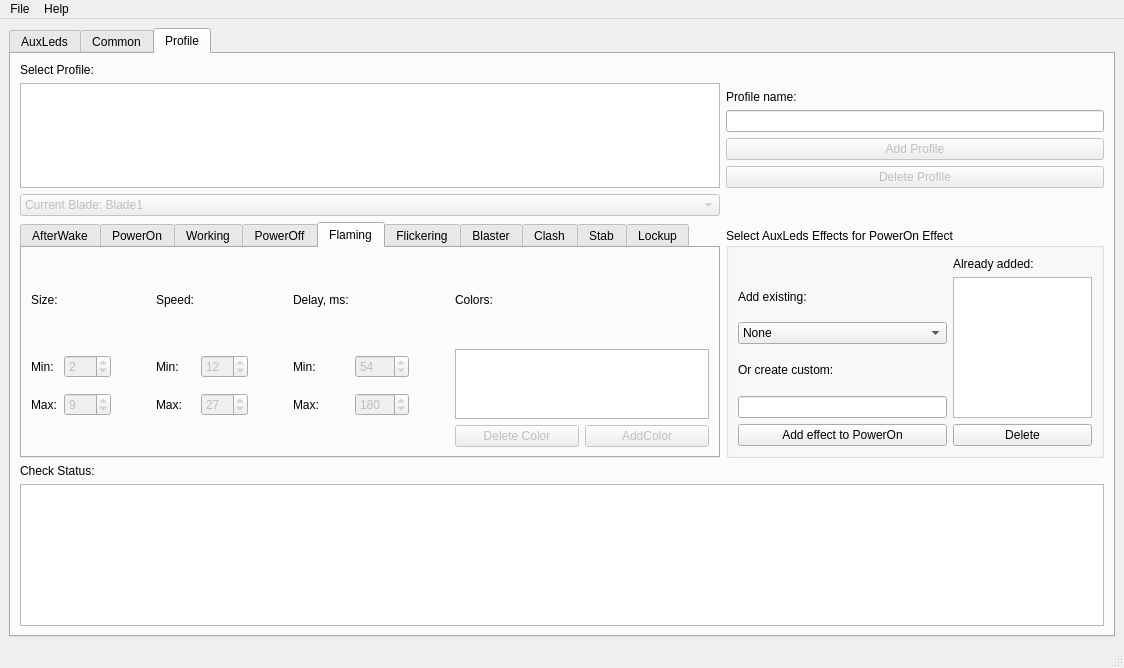
Old version of the form Design.ui in the repository raptorbox01/profileeditor.
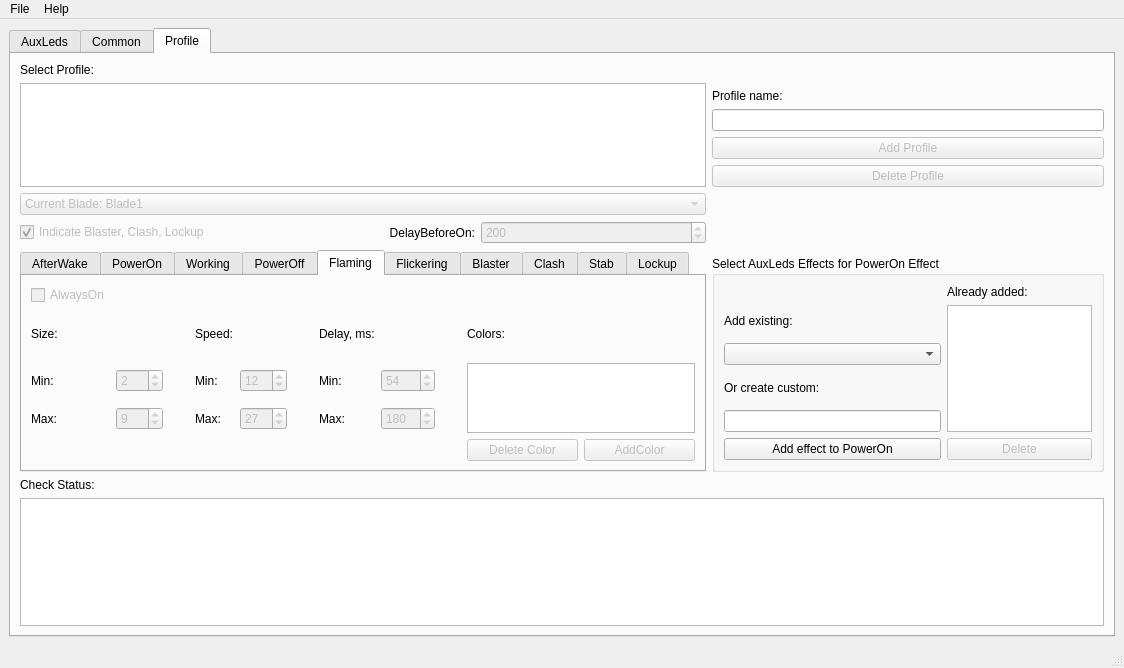
New version of the form. The open tabs and pages were chosen to show the change.

Commit message: +Blade2 enabled

What changed in the file:
```diff
--- a/Design.ui
+++ b/Design.ui
@@ -1455,7 +1455,7 @@
        <attribute name="title">
         <string>Profile</string>
        </attribute>
-       <layout class="QGridLayout" name="gridLayout_3" rowstretch="0,0,0,0,0,0,0,0,0,0,0" columnstretch="0,0,0">
+       <layout class="QGridLayout" name="gridLayout_3" rowstretch="0,0,0,0,0,0,0,0,0,0,0,0,0" columnstretch="0,0,0,0,0">
         <item row="0" column="1">
          <widget class="QLabel" name="LblProfile">
           <property name="text">
@@ -1463,41 +1463,27 @@
           </property>
          </widget>
         </item>
-        <item row="3" column="2">
+        <item row="1" column="1" rowspan="5" colspan="3">
+         <widget class="QListWidget" name="LstProfile"/>
+        </item>
+        <item row="3" column="4">
          <widget class="QLineEdit" name="TxtAddProfile">
           <property name="alignment">
            <set>Qt::AlignBottom|Qt::AlignLeading|Qt::AlignLeft</set>
           </property>
          </widget>
         </item>
-        <item row="10" column="1" colspan="2">
+        <item row="12" column="1" colspan="4">
          <widget class="QTextBrowser" name="TxtProfileStatus"/>
         </item>
-        <item row="9" column="1">
+        <item row="11" column="1">
          <widget class="QLabel" name="LblProfileStatus">
           <property name="text">
            <string>Check Status:</string>
           </property>
          </widget>
         </item>
-        <item row="6" column="1">
-         <widget class="QComboBox" name="CBBlade">
-          <property name="enabled">
-           <bool>false</bool>
-          </property>
-          <item>
-           <property name="text">
-            <string>Current Blade: Blade1</string>
-           </property>
-          </item>
-          <item>
-           <property name="text">
-            <string>Current Blade: Blade2</string>
-           </property>
-          </item>
-         </widget>
-        </item>
-        <item row="4" column="2">
+        <item row="4" column="4">
          <widget class="QPushButton" name="BtnProfile">
           <property name="enabled">
            <bool>false</bool>
@@ -1507,7 +1493,7 @@
           </property>
          </widget>
         </item>
-        <item row="8" column="2">
+        <item row="10" column="4">
          <widget class="QGroupBox" name="GBAuxLeds">
           <property name="title">
            <string>Select AuxLeds Effects for PowerOn Effect</string>
@@ -1522,6 +1508,9 @@
            </item>
            <item row="10" column="2">
             <widget class="QPushButton" name="BtnAuxDelete">
+             <property name="enabled">
+              <bool>false</bool>
+             </property>
              <property name="text">
               <string>Delete</string>
              </property>
@@ -1548,13 +1537,7 @@
             </widget>
            </item>
            <item row="7" column="1">
-            <widget class="QComboBox" name="CBAuxList">
-             <item>
-              <property name="text">
-               <string>None</string>
-              </property>
-             </item>
-            </widget>
+            <widget class="QComboBox" name="CBAuxList"/>
            </item>
            <item row="6" column="1">
             <widget class="QLabel" name="LblAddAux">
@@ -1566,8 +1549,87 @@
           </layout>
          </widget>
         </item>
-        <item row="7" column="1" rowspan="2">
+        <item row="2" column="4">
+         <widget class="QLabel" name="LblProfile_2">
+          <property name="text">
+           <string>Profile name:</string>
+          </property>
+          <property name="alignment">
+           <set>Qt::AlignBottom|Qt::AlignLeading|Qt::AlignLeft</set>
+          </property>
+         </widget>
+        </item>
+        <item row="5" column="4">
+         <widget class="QPushButton" name="BtnDeleteProfile">
+          <property name="enabled">
+           <bool>false</bool>
+          </property>
+          <property name="text">
+           <string>Delete Profile</string>
+          </property>
+         </widget>
+        </item>
+        <item row="7" column="1">
+         <widget class="QCheckBox" name="CBIndicate">
+          <property name="enabled">
+           <bool>false</bool>
+          </property>
+          <property name="text">
+           <string>Indicate Blaster, Clash, Lockup</string>
+          </property>
+          <property name="checked">
+           <bool>true</bool>
+          </property>
+         </widget>
+        </item>
+        <item row="6" column="1" colspan="3">
+         <widget class="QComboBox" name="CBBlade">
+          <property name="enabled">
+           <bool>false</bool>
+          </property>
+          <item>
+           <property name="text">
+            <string>Current Blade: Blade1</string>
+           </property>
+          </item>
+          <item>
+           <property name="text">
+            <string>Current Blade: Blade2</string>
+           </property>
+          </item>
+         </widget>
+        </item>
+        <item row="7" column="2">
+         <widget class="QLabel" name="LblDelayBeforeOn">
+          <property name="text">
+           <string>DelayBeforeOn:</string>
+          </property>
+          <property name="alignment">
+           <set>Qt::AlignRight|Qt::AlignTrailing|Qt::AlignVCenter</set>
+          </property>
+         </widget>
+        </item>
+        <item row="7" column="3">
+         <widget class="QSpinBox" name="SpinDelayBeforeOn">
+          <property name="enabled">
+           <bool>false</bool>
+          </property>
+          <property name="maximum">
+           <number>9999</number>
+          </property>
+          <property name="singleStep">
+           <number>100</number>
+          </property>
+          <property name="value">
+           <number>200</number>
+          </property>
+         </widget>
+        </item>
+        <item row="9" column="1" rowspan="2" colspan="3">
          <widget class="QTabWidget" name="TabEffects">
+          <property name="enabled">
+           <bool>true</bool>
+          </property>
           <property name="currentIndex">
            <number>1</number>
           </property>
@@ -1786,14 +1848,40 @@
             <string>Flaming</string>
            </attribute>
            <layout class="QGridLayout" name="gridLayout_10">
-            <item row="1" column="6">
+            <item row="2" column="9">
+             <spacer name="horizontalSpacer_8">
+              <property name="orientation">
+               <enum>Qt::Horizontal</enum>
+              </property>
+              <property name="sizeHint" stdset="0">
+               <size>
+                <width>40</width>
+                <height>20</height>
+               </size>
+              </property>
+             </spacer>
+            </item>
+            <item row="2" column="3">
+             <spacer name="horizontalSpacer_6">
+              <property name="orientation">
+               <enum>Qt::Horizontal</enum>
+              </property>
+              <property name="sizeHint" stdset="0">
+               <size>
+                <width>40</width>
+                <height>20</height>
+               </size>
+              </property>
+             </spacer>
+            </item>
+            <item row="2" column="7">
              <widget class="QLabel" name="LblFlamingDelayMin">
               <property name="text">
                <string>Min:</string>
               </property>
              </widget>
             </item>
-            <item row="2" column="4">
+            <item row="3" column="5">
              <widget class="QSpinBox" name="SpinFlamingSpeedMax">
               <property name="enabled">
                <bool>false</bool>
@@ -1809,21 +1897,21 @@
               </property>
              </widget>
             </item>
-            <item row="2" column="6">
+            <item row="3" column="7">
              <widget class="QLabel" name="LblFlamingDelayMax">
               <property name="text">
                <string>Max:</string>
               </property>
              </widget>
             </item>
-            <item row="0" column="6">
+            <item row="1" column="7">
              <widget class="QLabel" name="LblFlamingDelay">
               <property name="text">
                <string>Delay, ms:</string>
               </property>
              </widget>
             </item>
-            <item row="4" column="10">
+            <item row="5" column="11">
              <widget class="QPushButton" name="BtnAddColor">
               <property name="enabled">
                <bool>false</bool>
@@ -1833,7 +1921,7 @@
               </property>
              </widget>
             </item>
-            <item row="4" column="9">
+            <item row="5" column="10">
              <widget class="QPushButton" name="BtnDeleteColor">
               <property name="enabled">
                <bool>false</bool>
@@ -1843,14 +1931,14 @@
               </property>
              </widget>
             </item>
-            <item row="0" column="9">
+            <item row="1" column="10">
              <widget class="QLabel" name="LblFlamingColors">
               <property name="text">
                <string>Colors:</string>
               </property>
              </widget>
             </item>
-            <item row="1" column="1">
+            <item row="2" column="2">
              <widget class="QSpinBox" name="SpinFlamingSizeMin">
               <property name="enabled">
                <bool>false</bool>
@@ -1866,7 +1954,7 @@
               </property>
              </widget>
             </item>
-            <item row="1" column="7">
+            <item row="2" column="8">
              <widget class="QSpinBox" name="SpinFlamingDelayMin">
               <property name="enabled">
                <bool>false</bool>
@@ -1885,7 +1973,7 @@
               </property>
              </widget>
             </item>
-            <item row="1" column="4">
+            <item row="2" column="5">
              <widget class="QSpinBox" name="SpinFlamingSpeedMin">
               <property name="enabled">
                <bool>false</bool>
@@ -1901,7 +1989,7 @@
               </property>
              </widget>
             </item>
-            <item row="2" column="7">
+            <item row="3" column="8">
              <widget class="QSpinBox" name="SpinFlamingDelayMax">
               <property name="enabled">
                <bool>false</bool>
@@ -1920,21 +2008,21 @@
               </property>
              </widget>
             </item>
-            <item row="2" column="3">
+            <item row="3" column="4">
              <widget class="QLabel" name="LblFlamingSpeedMax">
               <property name="text">
                <string>Max:</string>
               </property>
              </widget>
             </item>
-            <item row="0" column="0">
+            <item row="1" column="1">
              <widget class="QLabel" name="LblFlamigSize">
               <property name="text">
                <string>Size:</string>
               </property>
              </widget>
             </item>
-            <item row="2" column="1">
+            <item row="3" column="2">
              <widget class="QSpinBox" name="SpinFlamingSizeMax">
               <property name="enabled">
                <bool>false</bool>
@@ -1950,35 +2038,35 @@
               </property>
              </widget>
             </item>
-            <item row="2" column="0">
+            <item row="3" column="1">
              <widget class="QLabel" name="LblFlamingSizeMax">
               <property name="text">
                <string>Max:</string>
               </property>
              </widget>
             </item>
-            <item row="0" column="3">
+            <item row="1" column="4">
              <widget class="QLabel" name="LblFlamingSpeed">
               <property name="text">
                <string>Speed:</string>
               </property>
              </widget>
             </item>
-            <item row="1" column="0">
+            <item row="2" column="1">
              <widget class="QLabel" name="LblFlamingSizeMin">
               <property name="text">
                <string>Min:</string>
               </property>
              </widget>
             </item>
-            <item row="1" column="3">
+            <item row="2" column="4">
              <widget class="QLabel" name="LblFlamingSpeedMin">
               <property name="text">
                <string>Min:</string>
               </property>
              </widget>
             </item>
-            <item row="1" column="5">
+            <item row="2" column="6">
              <spacer name="horizontalSpacer_7">
               <property name="orientation">
                <enum>Qt::Horizontal</enum>
@@ -1991,35 +2079,19 @@
               </property>
              </spacer>
             </item>
-            <item row="1" column="2">
-             <spacer name="horizontalSpacer_6">
-              <property name="orientation">
-               <enum>Qt::Horizontal</enum>
-              </property>
-              <property name="sizeHint" stdset="0">
-               <size>
-                <width>40</width>
-                <height>20</height>
-               </size>
-              </property>
-             </spacer>
-            </item>
-            <item row="1" column="8">
-             <spacer name="horizontalSpacer_8">
-              <property name="orientation">
-               <enum>Qt::Horizontal</enum>
-              </property>
-              <property name="sizeHint" stdset="0">
-               <size>
-                <width>40</width>
-                <height>20</height>
-               </size>
-              </property>
-             </spacer>
-            </item>
-            <item row="1" column="9" rowspan="2" colspan="2">
+            <item row="2" column="10" rowspan="2" colspan="2">
              <widget class="QListWidget" name="LstFlamingColor"/>
             </item>
+            <item row="0" column="1">
+             <widget class="QCheckBox" name="CBFlamingAlwaysOn">
+              <property name="enabled">
+               <bool>false</bool>
+              </property>
+              <property name="text">
+               <string>AlwaysOn</string>
+              </property>
+             </widget>
+            </item>
            </layout>
           </widget>
           <widget class="QWidget" name="TabFlickering">
@@ -2869,29 +2941,6 @@
           </widget>
          </widget>
         </item>
-        <item row="2" column="2">
-         <widget class="QLabel" name="LblProfile_2">
-          <property name="text">
-           <string>Profile name:</string>
-          </property>
-          <property name="alignment">
-           <set>Qt::AlignBottom|Qt::AlignLeading|Qt::AlignLeft</set>
-          </property>
-         </widget>
-        </item>
-        <item row="5" column="2">
-         <widget class="QPushButton" name="BtnDeleteProfile">
-          <property name="enabled">
-           <bool>false</bool>
-          </property>
-          <property name="text">
-           <string>Delete Profile</string>
-          </property>
-         </widget>
-        </item>
-        <item row="1" column="1" rowspan="5">
-         <widget class="QListWidget" name="LstProfile"/>
-        </item>
        </layout>
       </widget>
      </widget>
```
Left out of the diff: 49 changed lines with no effect on the pictures. The commit also changes 2 other files.
